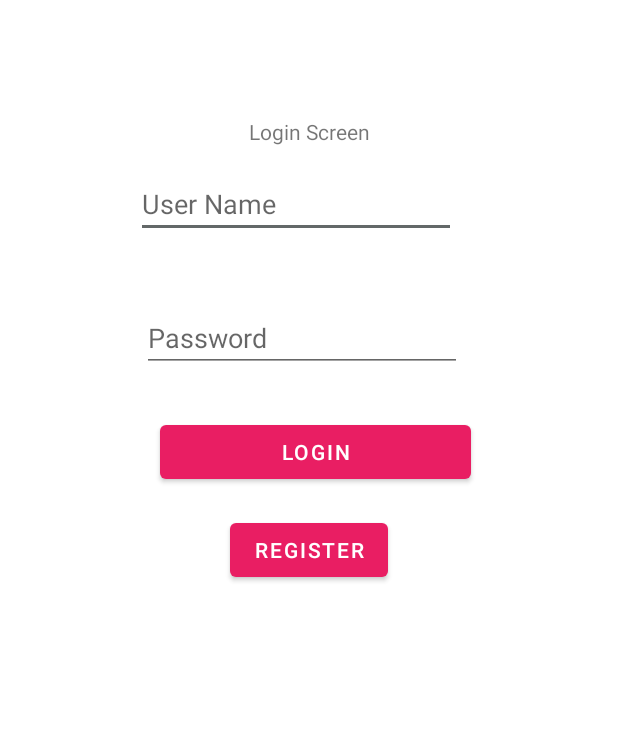
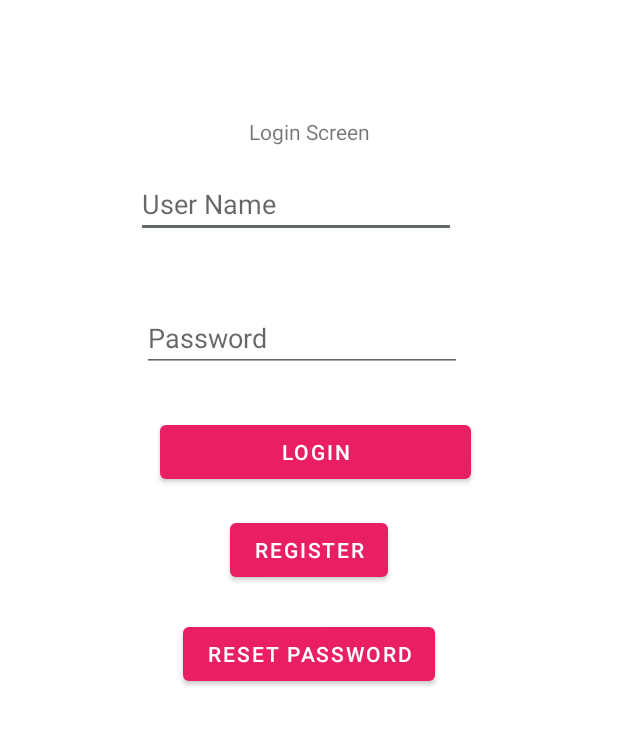
Before and after one commit to Nlege001/AccountCreation, an Android app: the screen it shows after launch (LogInActivity), on a phone screen of 412 x 824 dp, the part 395-1141 px from its top. Run offline under Robolectric (Android 15) with nearby library versions, the phone set to English and light mode, and no system bars; our stand-ins replace Firebase (no records; nobody signed in at launch, a user with empty details on screens opened directly).

Commit message:
Reset password implemented and fully functional

```diff
--- a/app/src/main/AndroidManifest.xml
+++ b/app/src/main/AndroidManifest.xml
@@ -10,11 +10,14 @@
         android:supportsRtl="true"
         android:theme="@style/Theme.AccounttCreation">
         <activity
+            android:name=".ResetPassword"
+            android:exported="true" />
+        <activity
             android:name=".RecycleViewDB"
             android:exported="true" />
         <activity
             android:name=".RegisterActivity"
-            android:exported="true"></activity>
+            android:exported="true" />
         <activity
             android:name=".LogInActivity"
             android:exported="true">
--- a/app/src/main/java/com/example/accounttcreation/LogInActivity.kt
+++ b/app/src/main/java/com/example/accounttcreation/LogInActivity.kt
@@ -21,6 +21,13 @@ class LogInActivity : AppCompatActivity() {
         var email = findViewById<EditText>(R.id.LogInUserName)
         var password = findViewById<EditText>(R.id.LogInPassword)
         val button2 = findViewById<Button>(R.id.login2)
+        var resetBtn = findViewById<Button>(R.id.ResetPasswordButton)
+
+        resetBtn.setOnClickListener {
+            startActivity(Intent(this@LogInActivity, ResetPassword::class.java))
+        }
+
+
 
 
         button_register.setOnClickListener {
--- a/app/src/main/res/layout/activity_log_in.xml
+++ b/app/src/main/res/layout/activity_log_in.xml
@@ -14,7 +14,8 @@
         android:layout_marginStart="8dp"
         android:layout_marginTop="3dp"
         android:layout_marginEnd="8dp"
-        app:layout_constraintBottom_toTopOf="@+id/textView"
+        android:layout_marginBottom="333dp"
+        app:layout_constraintBottom_toTopOf="@+id/ResetPasswordButton"
         app:layout_constraintEnd_toEndOf="parent"
         app:layout_constraintStart_toStartOf="parent"
         app:layout_constraintTop_toTopOf="parent">
@@ -91,4 +92,15 @@
         app:layout_constraintEnd_toEndOf="parent"
         app:layout_constraintStart_toStartOf="parent"
         app:layout_constraintTop_toBottomOf="@+id/button" />
+
+    <Button
+        android:id="@+id/ResetPasswordButton"
+        android:layout_width="wrap_content"
+        android:layout_height="wrap_content"
+        android:layout_marginBottom="100dp"
+        android:text="Reset password"
+        app:layout_constraintBottom_toBottomOf="parent"
+        app:layout_constraintEnd_toEndOf="parent"
+        app:layout_constraintStart_toStartOf="parent"
+        app:layout_constraintTop_toBottomOf="@+id/FrameLayout" />
 </androidx.constraintlayout.widget.ConstraintLayout>
```
Also changed, not shown: app/src/main/java/com/example/accounttcreation/ResetPassword.kt (added, +55 -0 lines), app/src/main/res/layout/activity_reset_password.xml (added, +77 -0 lines).
